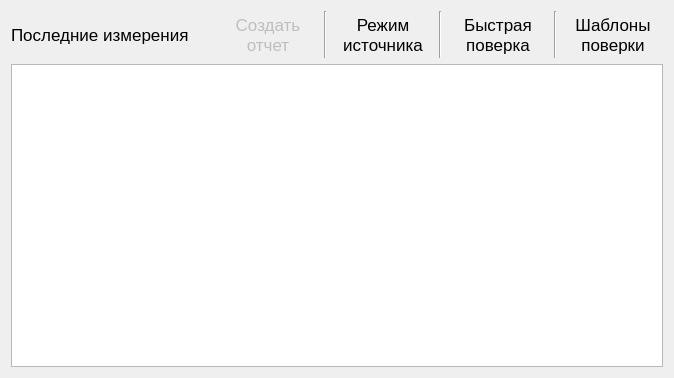
Old version of the form ui/startform.ui in the repository irsural/calibrator_pc.
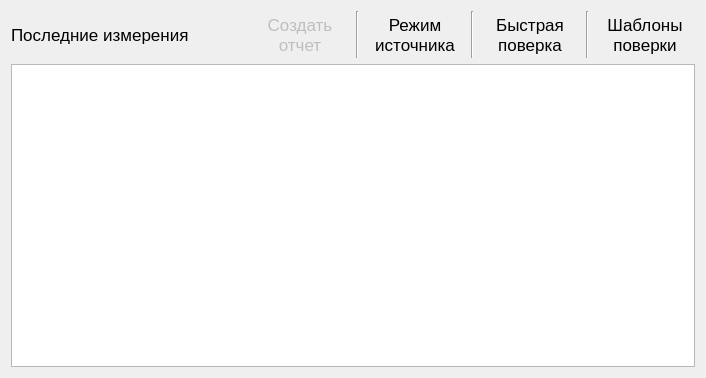
New version of the form.

The edit to the form file:
```diff
--- a/ui/startform.ui
+++ b/ui/startform.ui
@@ -6,7 +6,7 @@
    <rect>
     <x>0</x>
     <y>0</y>
-    <width>674</width>
+    <width>706</width>
     <height>378</height>
    </rect>
   </property>
```
